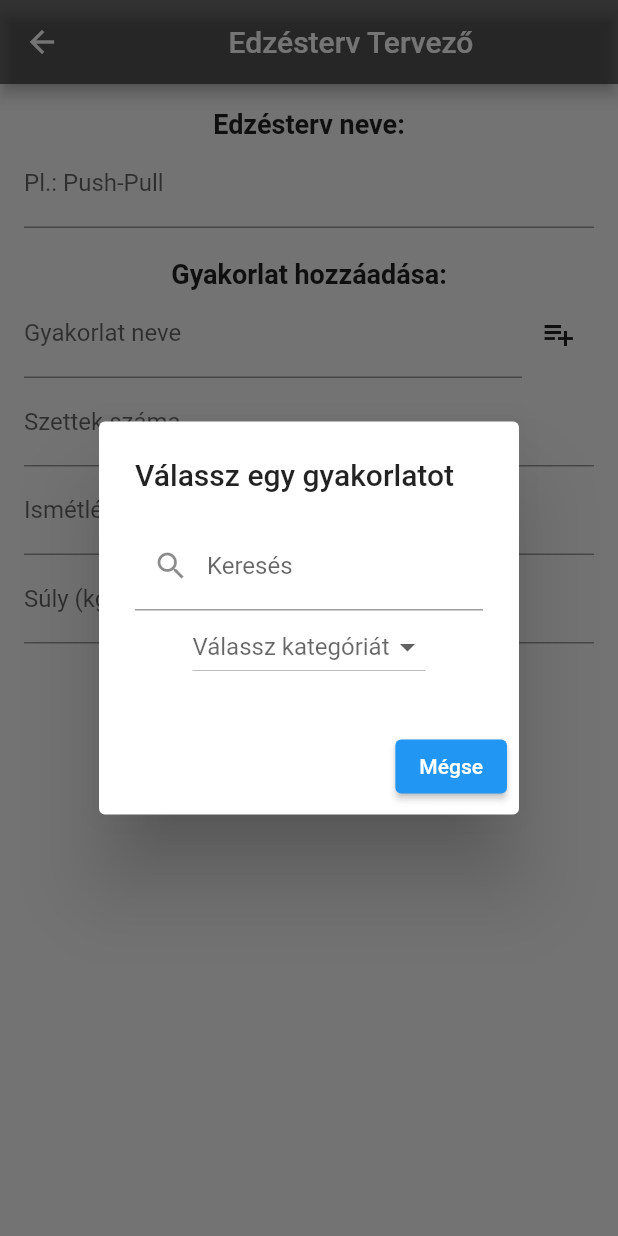
After one commit to SALANKIII/szakdoga, a Flutter app: the WorkoutPlanner screen opened directly, after a tap on the "playlist add" icon, on a phone screen of 412 x 824 dp. The commit adds this screen. Run offline on Flutter 3.47's test engine with Material 2 defaults, Android fonts, the phone set to English and light mode, and no system bars; our stand-ins replace get; missing offline and left inert: flut_grouped_buttons.

Commit message:
edzesterv, szinte kesz

```diff
--- a/analysis_options.yaml
+++ /dev/null
@@ -1 +0,0 @@
-include: package:flutter_lints/flutter.yaml
--- a/lib/controllers/login_view_controller.dart
+++ b/lib/controllers/login_view_controller.dart
@@ -1,5 +1,4 @@
 import 'package:flutter/cupertino.dart';
-import 'package:flutter/material.dart';
 import 'package:get/get.dart';
 import 'package:osszevonas/views/home_view.dart';
 
--- a/lib/views/get_started_view.dart
+++ b/lib/views/get_started_view.dart
@@ -32,13 +32,13 @@ class GetStartedView extends StatelessWidget {
                         padding: EdgeInsets.only(left: 30),
                         child: Text(
                           'Üdv az appunkba!',
-                          style: Theme.of(context).textTheme.headline5,
+                          style: Theme.of(context).textTheme.headlineSmall,
                         ),
                       ),
                       Padding(
                         padding: EdgeInsets.only(left: 10),
                         child: Text('Salánki Zsolt, Szilágyi Zsolt',
-                            style: Theme.of(context).textTheme.headline6),
+                            style: Theme.of(context).textTheme.titleLarge),
                       ),
 
                       Padding(
--- a/lib/views/home_view.dart
+++ b/lib/views/home_view.dart
@@ -3,6 +3,8 @@ import 'package:flutter/material.dart';
 import 'package:get/get.dart';
 import 'package:osszevonas/views/bmi_view.dart';
 import 'package:osszevonas/views/calendar_view.dart';
+
+import 'workoutplanview.dart';
 
 class HomeView extends StatelessWidget {
   const HomeView({super.key});
@@ -74,7 +76,7 @@ class HomeView extends StatelessWidget {
               ),
               leading: Icon(CupertinoIcons.text_justify),
               onTap: () {
-                Get.to(CalendarView());
+                Get.to(MyApp());
               },
             ),
             Divider(
--- /dev/null
+++ b/lib/views/workoutplanview.dart
@@ -0,0 +1,405 @@
+import 'package:flutter/material.dart';
+import 'package:get/get.dart';
+import 'package:osszevonas/views/home_view.dart';
+
+void main() => runApp(MyApp());
+
+class Exercise {
+  String name;
+  String category; // Új mező: kategória
+  int sets;
+  int repetitions;
+  double weight;
+
+  Exercise({
+    required this.name,
+    required this.category,
+    required this.sets,
+    required this.repetitions,
+    required this.weight,
+  });
+}
+
+class Workout {
+  String name;
+  List<Exercise> exercises;
+
+  Workout({required this.name, required this.exercises});
+}
+
+class MyApp extends StatelessWidget {
+  @override
+  Widget build(BuildContext context) {
+    return MaterialApp(
+      debugShowCheckedModeBanner: false,
+      home: WorkoutPlanner(),
+    );
+  }
+}
+
+class WorkoutPlanner extends StatefulWidget {
+  @override
+  _WorkoutPlannerState createState() => _WorkoutPlannerState();
+}
+
+class _WorkoutPlannerState extends State<WorkoutPlanner> {
+  List<Workout> workouts = [];
+  List<Exercise> availableExercises = [
+    Exercise(
+        name: 'Gyakorlat 1',
+        category: 'Kar',
+        sets: 3,
+        repetitions: 10,
+        weight: 0.0),
+    Exercise(
+        name: 'Gyakorlat 2',
+        category: 'Has',
+        sets: 4,
+        repetitions: 12,
+        weight: 0.0),
+    Exercise(
+        name: 'Gyakorlat 3',
+        category: 'Hát',
+        sets: 3,
+        repetitions: 8,
+        weight: 0.0),
+        Exercise(
+        name: 'Gyakorlat 4',
+        category: 'Láb',
+        sets: 3,
+        repetitions: 8,
+        weight: 0.0),
+        Exercise(
+        name: 'Gyakorlat 5',
+        category: 'Mell',
+        sets: 3,
+        repetitions: 8,
+        weight: 0.0),
+        Exercise(
+        name: 'Gyakorlat 6',
+        category: 'Váll',
+        sets: 3,
+        repetitions: 8,
+        weight: 0.0),
+        Exercise(
+        name: 'Gyakorlat 7',
+        category: 'Teljes test',
+        sets: 3,
+        repetitions: 8,
+        weight: 0.0),
+        Exercise(
+        name: 'Bucep Curls',
+        category: 'Kar',
+        sets: 3,
+        repetitions: 10,
+        weight: 0.0),
+    // további gyakorlatok
+  ];
+
+  Exercise? selectedExercise;
+
+  TextEditingController workoutNameController = TextEditingController();
+  TextEditingController exerciseNameController = TextEditingController();
+  TextEditingController setsController = TextEditingController();
+  TextEditingController repetitionsController = TextEditingController();
+  TextEditingController weightController = TextEditingController();
+  TextEditingController searchController = TextEditingController();
+  TextEditingController categorySearchController =
+      TextEditingController(); // Új mező: kategória kereső
+  List<Exercise> filteredExercises = []; // Új változó
+
+  String? selectedCategory; // Új változó
+  @override
+  Widget build(BuildContext context) {
+    return Scaffold(
+      appBar: AppBar(
+        leading: IconButton(
+          icon: Icon(Icons.arrow_back),
+          onPressed: () {
+            Get.to(HomeView());
+          },
+        ),
+        backgroundColor: Colors.black54,
+        title: Center(child: Text('Edzésterv Tervező')),
+      ),
+      body: Padding(
+        padding: const EdgeInsets.all(16.0),
+        child: Column(
+          crossAxisAlignment: CrossAxisAlignment.start,
+          children: [
+            Center(
+              child: Text(
+                'Edzésterv neve:',
+                style: TextStyle(fontSize: 18, fontWeight: FontWeight.bold),
+              ),
+            ),
+            TextField(
+              controller: workoutNameController,
+              decoration: InputDecoration(labelText: 'Pl.: Push-Pull'),
+            ),
+            SizedBox(height: 20),
+            Center(
+              child: Text(
+                'Gyakorlat hozzáadása:',
+                style: TextStyle(fontSize: 18, fontWeight: FontWeight.bold),
+              ),
+            ),
+            Row(
+              children: [
+                Expanded(
+                  child: TextField(
+                    controller: exerciseNameController,
+                    decoration: InputDecoration(labelText: 'Gyakorlat neve'),
+                  ),
+                ),
+                IconButton(
+                  icon: Icon(Icons.playlist_add),
+                  onPressed: () {
+                    showExerciseDialog();
+                  },
+                ),
+              ],
+            ),
+            TextField(
+              controller: setsController,
+              decoration: InputDecoration(labelText: 'Szettek száma'),
+              keyboardType: TextInputType.number,
+            ),
+            TextField(
+              controller: repetitionsController,
+              decoration: InputDecoration(labelText: 'Ismétlések száma'),
+              keyboardType: TextInputType.number,
+            ),
+            TextField(
+              controller: weightController,
+              decoration: InputDecoration(labelText: 'Súly (kg)'),
+              keyboardType: TextInputType.number,
+            ),
+            SizedBox(height: 10),
+            Center(
+              child: ElevatedButton(
+                onPressed: () {
+                  addExercise();
+                },
+                style: ElevatedButton.styleFrom(
+                  backgroundColor:
+                      Colors.black54, // Itt állíthatod be a háttérszínt
+                ),
+                child: Text('Hozzáadás'),
+              ),
+            ),
+            SizedBox(height: 20),
+            Center(
+              child: Text(
+                'Edzéstervek:',
+                style: TextStyle(fontSize: 18, fontWeight: FontWeight.bold),
+              ),
+            ),
+            Expanded(
+              child: ListView.builder(
+                itemCount: workouts.length,
+                itemBuilder: (context, index) {
+                  return Card(
+                    child: ListTile(
+                      title: Row(
+                        children: [
+                          Expanded(
+                            child: Text(workouts[index].name),
+                          ),
+                          IconButton(
+                            icon: Icon(Icons.delete),
+                            onPressed: () {
+                              deleteWorkout(index);
+                            },
+                          ),
+                        ],
+                      ),
+                      subtitle: Column(
+                        crossAxisAlignment: CrossAxisAlignment.start,
+                        children: [
+                          for (var exercise in workouts[index].exercises)
+                            ListTile(
+                              title: Text(
+                                '${exercise.name}: ${exercise.sets} szett, ${exercise.repetitions} ismétlés, Súly: ${exercise.weight} kg',
+                              ),
+                              trailing: TextButton(
+                                onPressed: () {
+                                  deleteExercise(index, exercise);
+                                },
+                                child: Text('Törlés'),
+                              ),
+                            ),
+                        ],
+                      ),
+                    ),
+                  );
+                },
+              ),
+            ),
+          ],
+        ),
+      ),
+    );
+  }
+
+  void showExerciseDialog() {
+    showDialog(
+      context: context,
+      builder: (context) {
+        List<String> availableCategories = availableExercises
+            .map((exercise) => exercise.category)
+            .toSet()
+            .toList();
+
+        return StatefulBuilder(
+          builder: (context, setState) {
+            return AlertDialog(
+              title: Text('Válassz egy gyakorlatot'),
+              content: SingleChildScrollView(
+                child: Column(
+                  children: [
+                    TextField(
+                      controller: searchController,
+                      decoration: InputDecoration(
+                        labelText: 'Keresés',
+                        prefixIcon: Icon(Icons.search),
+                      ),
+                      onChanged: (value) {
+                        setState(() {
+                          filteredExercises = availableExercises
+                              .where((exercise) =>
+                                  exercise.name
+                                      .toLowerCase()
+                                      .contains(value.toLowerCase()) &&
+                                  exercise.category.toLowerCase().contains(
+                                      selectedCategory?.toLowerCase() ?? ''))
+                              .toList();
+                        });
+                      },
+                    ),
+                    DropdownButton(
+                      value: selectedCategory,
+                      hint: Text('Válassz kategóriát'),
+                      onChanged: (String? newValue) {
+                        setState(() {
+                          selectedCategory = newValue;
+                          filteredExercises = availableExercises
+                              .where((exercise) => exercise.category
+                                  .toLowerCase()
+                                  .contains(
+                                      selectedCategory?.toLowerCase() ?? ''))
+                              .toList();
+                        });
+                      },
+                      items: availableCategories
+                          .map<DropdownMenuItem<String>>((String value) {
+                        return DropdownMenuItem<String>(
+                          value: value,
+                          child: Text(value),
+                        );
+                      }).toList(),
+                    ),
+                    for (var exercise in filteredExercises)
+                      ListTile(
+                        title: Text(exercise.name),
+                        subtitle: Text('Kategória: ${exercise.category}'),
+                        onTap: () {
+                          setState(() {
+                            selectedExercise = exercise;
+                            exerciseNameController.text = exercise.name;
+                            weightController.text = exercise.weight.toString();
+                          });
+                          Navigator.pop(context);
+                        },
+                      ),
+                  ],
+                ),
+              ),
+              actions: [
+                ElevatedButton(
+                  onPressed: () {
+                    Navigator.pop(context);
+                  },
+                  child: Text('Mégse'),
+                ),
+              ],
+            );
+          },
+        );
+      },
+    );
+  }
+
+  void addExercise() {
+    String exerciseName = exerciseNameController.text;
+    String exerciseCategory = selectedExercise?.category ??
+        ""; // Kategóriát csak akkor veszi figyelembe, ha egy meglévő gyakorlatot választunk
+    int sets = int.tryParse(setsController.text) ?? 0;
+    int repetitions = int.tryParse(repetitionsController.text) ?? 0;
+    double weight = double.tryParse(weightController.text) ?? 0.0;
+
+    if (exerciseName.isNotEmpty && sets > 0 && repetitions > 0) {
+      Exercise exercise = Exercise(
+        name: exerciseName,
+        category: exerciseCategory,
+        sets: sets,
+        repetitions: repetitions,
+        weight: weight,
+      );
+
+      if (workoutNameController.text.isEmpty) {
+        workoutNameController.text = 'Edzésterv ${workouts.length + 1}';
+      }
+
+      Workout workout = workouts.firstWhere(
+        (w) => w.name == workoutNameController.text,
+        orElse: () {
+          Workout newWorkout = Workout(
+            name: workoutNameController.text,
+            exercises: [],
+          );
+          workouts.add(newWorkout);
+          return newWorkout;
+        },
+      );
+
+      setState(() {
+        workout.exercises.add(exercise);
+        workoutNameController.clear();
+        exerciseNameController.clear();
+        setsController.clear();
+        repetitionsController.clear();
+        weightController.clear();
+      });
+    } else {
+      // Hibakezelés, pl. ha a beviteli mezők nincsenek kitöltve megfelelően
+      showDialog(
+        context: context,
+        builder: (context) => AlertDialog(
+          title: Text('Hiba'),
+          content: Text('Kérlek töltsd ki megfelelően az összes mezőt.'),
+          actions: [
+            ElevatedButton(
+              onPressed: () {
+                Navigator.pop(context);
+              },
+              child: Text('OK'),
+            ),
+          ],
+        ),
+      );
+    }
+  }
+
+  void deleteWorkout(int index) {
+    setState(() {
+      workouts.removeAt(index);
+    });
+  }
+
+  void deleteExercise(int workoutIndex, Exercise exercise) {
+    setState(() {
+      workouts[workoutIndex].exercises.remove(exercise);
+    });
+  }
+}
--- a/pubspec.yaml
+++ b/pubspec.yaml
@@ -12,10 +12,12 @@ dependencies:
   flut_grouped_buttons: ^0.0.9
   get: ^4.6.5
   cupertino_icons: ^1.0.6
+  provider:
 
 dev_dependencies:
   flutter_test:
     sdk: flutter
 
+
 flutter:
   uses-material-design: true
```
Also changed, not shown: lib/views/workout_plan.dart (deleted), pubspec.lock.
